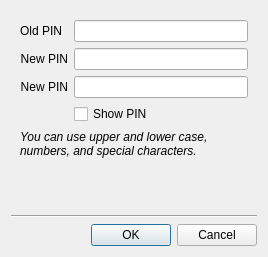
The window that ui/stick20changepassworddialog.ui (Nitrokey/nitrokey-app) describes before a commit, drawn with Qt 5.
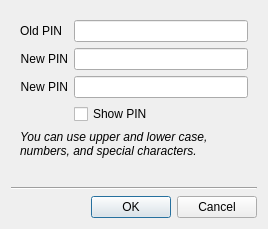
The same window after the commit. Icons and pictures are not drawn.

```diff
--- a/ui/stick20changepassworddialog.ui
+++ b/ui/stick20changepassworddialog.ui
@@ -7,7 +7,7 @@
     <x>0</x>
     <y>0</y>
     <width>268</width>
-    <height>257</height>
+    <height>221</height>
    </rect>
   </property>
   <property name="sizePolicy">
```
Left out of the diff: 4 changed lines with no effect on the pictures.
